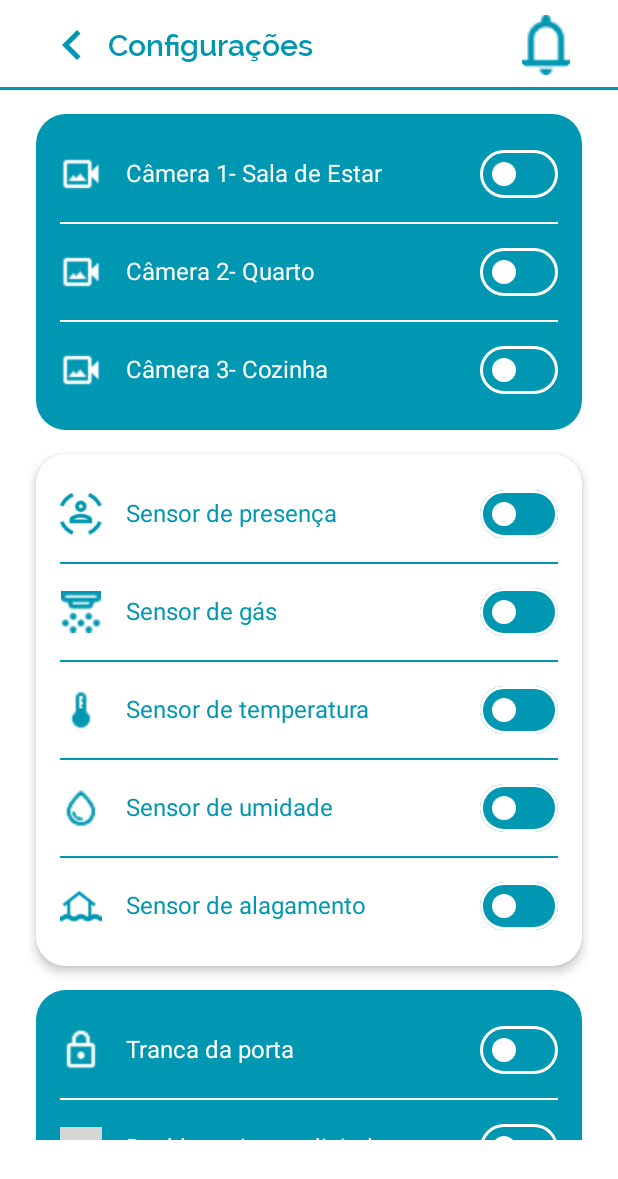
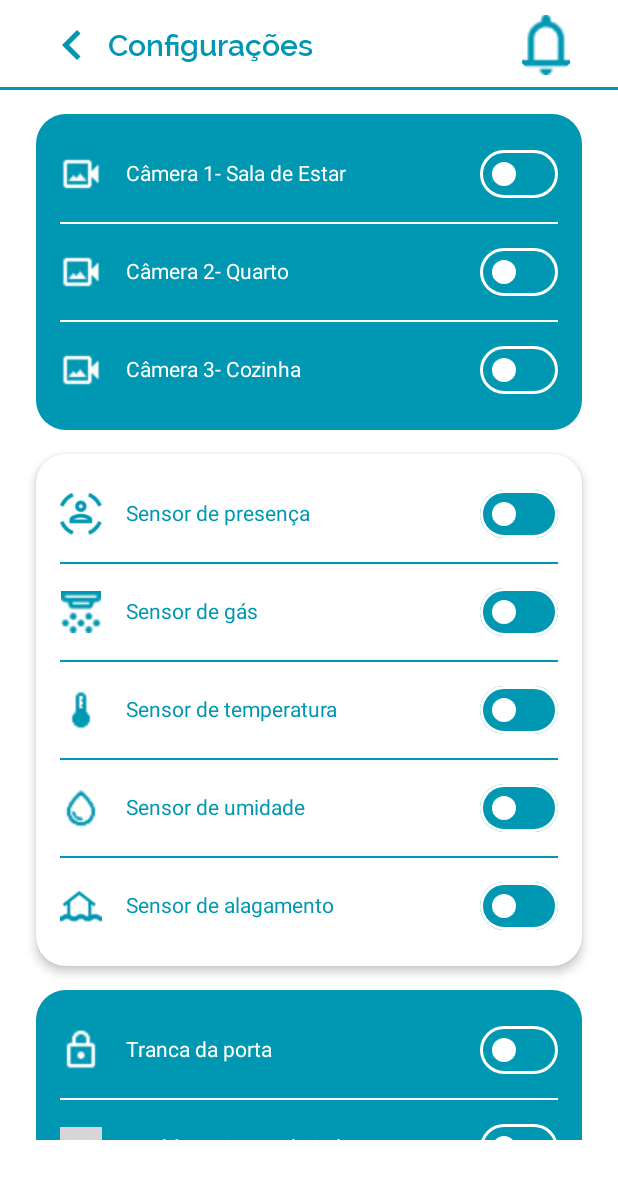
Before and after one commit to mathsant-js/GuardSense, an Android app built with Jetpack Compose: the @Preview function SettingsPreview, on a phone screen of 412 x 824 dp. Shown: the top 1179 px of the screen. Run offline under Robolectric (Android 15) with nearby library versions, the light colour scheme and no system bars; grey boxes are pictures that could not be loaded.

Commit message:
fix: font size of Settings Row.kt component has been diminished

```diff
--- a/app/src/main/java/com/example/guardsense/ui/components/SettingsRow.kt
+++ b/app/src/main/java/com/example/guardsense/ui/components/SettingsRow.kt
@@ -50,7 +50,7 @@ fun SettingsRow(
                 Text(
                     text = text,
                     color = textColor,
-                    fontSize = 16.sp,
+                    fontSize = 14.sp,
                     modifier = Modifier.padding(start = 16.dp)
                 )
             }
```
